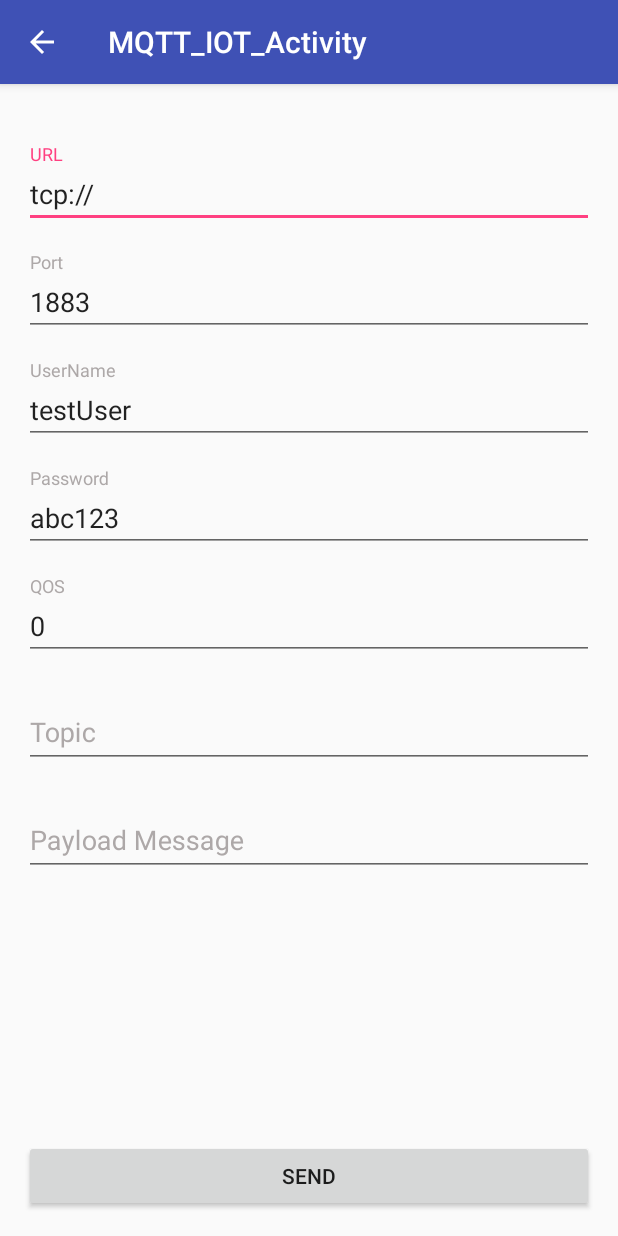
After one commit to mannan541/QuizApp, an Android app: the MQTT_IOT_Activity screen opened directly, with no data from a screen before it, on a phone screen of 412 x 824 dp. The commit adds this screen. Run offline under Robolectric (Android 15) with nearby library versions, the phone set to English and light mode, and no system bars; libraries missing offline, so code that uses them is left out: org.eclipse.paho; Roboto replaces fonts that are not available here.

Commit message:
mqtt iot

```diff
--- /dev/null
+++ b/app/src/main/java/com/android/quizapp/activity/MQTT_IOT_Activity.java
@@ -0,0 +1,189 @@
+package com.android.quizapp.activity;
+
+import android.os.Bundle;
+import android.support.design.widget.FloatingActionButton;
+import android.support.design.widget.Snackbar;
+import android.support.design.widget.TextInputLayout;
+import android.support.v7.app.AppCompatActivity;
+import android.support.v7.widget.AppCompatButton;
+import android.support.v7.widget.Toolbar;
+import android.util.Log;
+import android.view.View;
+import android.widget.RelativeLayout;
+import android.widget.ScrollView;
+import android.widget.TextView;
+
+import com.android.quizapp.R;
+import com.android.quizapp.utils.NetworkAccessInfo;
+
+import org.eclipse.paho.android.service.MqttAndroidClient;
+import org.eclipse.paho.client.mqttv3.IMqttActionListener;
+import org.eclipse.paho.client.mqttv3.IMqttToken;
+import org.eclipse.paho.client.mqttv3.MqttClient;
+import org.eclipse.paho.client.mqttv3.MqttConnectOptions;
+import org.eclipse.paho.client.mqttv3.MqttException;
+import org.eclipse.paho.client.mqttv3.MqttMessage;
+
+import java.io.UnsupportedEncodingException;
+
+public class MQTT_IOT_Activity extends AppCompatActivity {
+
+    TextView textView;
+    View layoutView;
+
+    private ScrollView scrollView;
+    private TextInputLayout urlInputWrapper;
+    private TextInputLayout portInputWrapper;
+    private TextInputLayout userNameInputWrapper;
+    private TextInputLayout passwordInputWrapper;
+    private TextInputLayout qosWrapper;
+    private TextInputLayout messageInputWrapper;
+    private TextInputLayout topicInputWrapper;
+    AppCompatButton submitBtn;
+
+    //    String brokerURL = "tcp://vmachine99.cloudapp.net:1883";
+    String brokerURL = "tcp://broker.hivemq.com";
+    String port = "1883";
+    String payloadMessage = "DeviceState -id 8200179139 -s ON";
+    int qos = 0;
+    String topic = "a/b";
+    String userName = "testUser";
+    String userPassword = "abc123";
+
+    @Override
+    protected void onCreate(Bundle savedInstanceState) {
+        super.onCreate(savedInstanceState);
+        setContentView(R.layout.activity_mqtt__iot_);
+        Toolbar toolbar = (Toolbar) findViewById(R.id.toolbar);
+        setSupportActionBar(toolbar);
+        getSupportActionBar().setDisplayHomeAsUpEnabled(true);
+        fab();
+
+        textView = (TextView) findViewById(R.id.textview);
+        layoutView = (RelativeLayout) findViewById(R.id.content_mqtt__iot_);
+
+        urlInputWrapper = (TextInputLayout) findViewById(R.id.url_wrapper);
+        portInputWrapper = (TextInputLayout) findViewById(R.id.port_wrapper);
+        userNameInputWrapper = (TextInputLayout) findViewById(R.id.userName_wrapper);
+        passwordInputWrapper = (TextInputLayout) findViewById(R.id.password_wrapper);
+        qosWrapper = (TextInputLayout) findViewById(R.id.qos_wrapper);
+        topicInputWrapper = (TextInputLayout) findViewById(R.id.topic_wrapper);
+        messageInputWrapper = (TextInputLayout) findViewById(R.id.message_wrapper);
+        submitBtn = (AppCompatButton) findViewById(R.id.submitButton);
+
+        urlInputWrapper.getEditText().setText("tcp://");
+        portInputWrapper.getEditText().setText("1883");
+        qosWrapper.getEditText().setText("0");
+        userNameInputWrapper.getEditText().setText(userName);
+        passwordInputWrapper.getEditText().setText(userPassword);
+
+        submitBtn.setOnClickListener(new View.OnClickListener() {
+            @Override
+            public void onClick(View v) {
+                getTextInputs();
+                if (NetworkAccessInfo.isNetworkAvailable(getApplicationContext())) {
+                    mqttFunction();
+                } else {
+                    Snackbar.make(layoutView, "No Internet.", Snackbar.LENGTH_LONG)
+                            .setAction("Action", null).show();
+                }
+            }
+        });
+
+    }
+
+    private void getTextInputs() {
+        if (!urlInputWrapper.getEditText().getText().toString().equals(""))
+            brokerURL = urlInputWrapper.getEditText().getText().toString();
+        if (!portInputWrapper.getEditText().getText().toString().equals(""))
+            port = portInputWrapper.getEditText().getText().toString();
+        if (!messageInputWrapper.getEditText().getText().toString().equals(""))
+            payloadMessage = messageInputWrapper.getEditText().getText().toString();
+        if (!qosWrapper.getEditText().getText().toString().equals(""))
+            qos = Integer.parseInt(qosWrapper.getEditText().getText().toString());
+        if (!topicInputWrapper.getEditText().getText().toString().equals(""))
+            topic = topicInputWrapper.getEditText().getText().toString();
+        if (!userNameInputWrapper.getEditText().getText().toString().equals(""))
+            userName = userNameInputWrapper.getEditText().getText().toString();
+        if (!passwordInputWrapper.getEditText().getText().toString().equals(""))
+            userPassword = passwordInputWrapper.getEditText().getText().toString();
+    }
+
+    private void mqttFunction() {
+        String clientId = MqttClient.generateClientId();
+        final MqttAndroidClient client =
+                new MqttAndroidClient(this.getApplicationContext(), brokerURL + ":" + port,
+                        clientId);
+        final MqttConnectOptions options = new MqttConnectOptions();
+        options.setMqttVersion(MqttConnectOptions.MQTT_VERSION_3_1);
+        final byte[] payload = payloadMessage.getBytes();
+        options.setWill(topic, payload, qos, false);
+        options.setUserName(userName);
+        options.setPassword(userPassword.toCharArray());
+        try {
+            IMqttToken token = client.connect(options);
+            token.setActionCallback(new IMqttActionListener() {
+                @Override
+                public void onSuccess(IMqttToken asyncActionToken) {
+                    // We are connected
+
+                    Snackbar.make(layoutView, "Connection successful.", Snackbar.LENGTH_LONG)
+                            .setAction("Action", null).show();
+                    textView.setText("We are connected with: " + asyncActionToken);
+//                    Toast.makeText(MainActivity.this, "We are connected with: " + asyncActionToken, Toast.LENGTH_SHORT).show();
+                    Log.d("Tag", "onSuccess");
+
+                    String payload = "the payload";
+                    byte[] encodedPayload = new byte[0];
+                    try {
+                        payload = payloadMessage;
+                        encodedPayload = payload.getBytes("UTF-8");
+                        MqttMessage message = new MqttMessage(encodedPayload);
+                        message.setRetained(true);
+                        client.publish(topic, message);
+                        Snackbar.make(layoutView, "Successfully Published with: \ntopic:" + topic + "\nmessage:" + message
+                                + "\nuserName: " + options.getUserName(), Snackbar.LENGTH_LONG)
+                                .setAction("Action", null).show();
+                        textView.setText("published with: \ntopic:" + topic + "\nmessage:" + message
+                                + "\nuserName: " + options.getUserName());
+                    } catch (UnsupportedEncodingException | MqttException e) {
+                        Snackbar.make(layoutView, "UnsupportedEncodingException: " + e, Snackbar.LENGTH_LONG)
+                                .setAction("Action", null).show();
+                        textView.setText("UnsupportedEncodingException: " + e);
+                    }
+                }
+
+                @Override
+                public void onFailure(IMqttToken asyncActionToken, Throwable exception) {
+                    // Something went wrong e.g. connection timeout or firewall problems
+                    textView.setText("We are failed with: " + asyncActionToken + "\n" + exception);
+                    Snackbar.make(layoutView, "Failed with: " + asyncActionToken, Snackbar.LENGTH_LONG)
+                            .setAction("Action", null).show();
+
+//                    Toast.makeText(MainActivity.this, "We are failed with: " + asyncActionToken
+//                            + "\n" + "Throwable exception: " + exception, Toast.LENGTH_SHORT).show();
+                    Log.d("Tag", "onFailure");
+
+                }
+            });
+        } catch (MqttException e) {
+            Snackbar.make(layoutView, "MqttException:" + e, Snackbar.LENGTH_LONG)
+                    .setAction("Action", null).show();
+            textView.setText("MqttException: " + e);
+        }
+
+    }
+
+    private void fab() {
+        FloatingActionButton fab = (FloatingActionButton) findViewById(R.id.fab);
+        fab.hide();
+        fab.setOnClickListener(new View.OnClickListener() {
+            @Override
+            public void onClick(View view) {
+                Snackbar.make(view, "Replace with your own action", Snackbar.LENGTH_LONG)
+                        .setAction("Action", null).show();
+            }
+        });
+    }
+
+}
--- a/app/src/main/java/com/android/quizapp/activity/MainActivity.java
+++ b/app/src/main/java/com/android/quizapp/activity/MainActivity.java
@@ -391,6 +391,11 @@ public class MainActivity extends AppCompatActivity {
         startActivity(intent);
     }
 
+    public void mqttIOTClickListener(View view) {
+        Intent intent = new Intent(getApplicationContext(), MQTT_IOT_Activity.class);
+        startActivity(intent);
+    }
+
 
     private class MyAsyncTask extends AsyncTask<Void, Void, Void> {
 
--- /dev/null
+++ b/app/src/main/res/layout/activity_mqtt__iot_.xml
@@ -0,0 +1,35 @@
+<?xml version="1.0" encoding="utf-8"?>
+<android.support.design.widget.CoordinatorLayout xmlns:android="http://schemas.android.com/apk/res/android"
+    xmlns:app="http://schemas.android.com/apk/res-auto"
+    xmlns:tools="http://schemas.android.com/tools"
+    android:layout_width="match_parent"
+    android:layout_height="match_parent"
+    android:fitsSystemWindows="true"
+    tools:context="com.android.quizapp.activity.MQTT_IOT_Activity">
+
+    <android.support.design.widget.AppBarLayout
+        android:layout_width="match_parent"
+        android:layout_height="wrap_content"
+        android:theme="@style/AppTheme.AppBarOverlay">
+
+        <android.support.v7.widget.Toolbar
+            android:id="@+id/toolbar"
+            android:layout_width="match_parent"
+            android:layout_height="?attr/actionBarSize"
+            android:background="?attr/colorPrimary"
+            app:popupTheme="@style/AppTheme.PopupOverlay" />
+
+    </android.support.design.widget.AppBarLayout>
+
+    <include layout="@layout/content_mqtt__iot_" />
+
+    <android.support.design.widget.FloatingActionButton
+        android:id="@+id/fab"
+        android:layout_width="wrap_content"
+        android:layout_height="wrap_content"
+        android:layout_gravity="bottom|end"
+        android:layout_margin="@dimen/fab_margin"
+        android:visibility="gone"
+        app:srcCompat="@android:drawable/ic_dialog_email" />
+
+</android.support.design.widget.CoordinatorLayout>
--- a/app/src/main/res/layout/content_main.xml
+++ b/app/src/main/res/layout/content_main.xml
@@ -67,6 +67,12 @@
                     android:gravity="center"
                     android:paddingRight="6dp" />
             </LinearLayout>
+
+            <Button
+                android:layout_width="match_parent"
+                android:layout_height="wrap_content"
+                android:onClick="mqttIOTClickListener"
+                android:text="MQTT IOT" />
 
             <Button
                 android:layout_width="match_parent"
--- /dev/null
+++ b/app/src/main/res/layout/content_mqtt__iot_.xml
@@ -0,0 +1,176 @@
+<?xml version="1.0" encoding="utf-8"?>
+<RelativeLayout xmlns:android="http://schemas.android.com/apk/res/android"
+    xmlns:app="http://schemas.android.com/apk/res-auto"
+    xmlns:tools="http://schemas.android.com/tools"
+    android:id="@+id/content_mqtt__iot_"
+    android:layout_width="match_parent"
+    android:layout_height="match_parent"
+    android:paddingBottom="@dimen/activity_vertical_margin"
+    android:paddingLeft="@dimen/activity_horizontal_margin"
+    android:paddingRight="@dimen/activity_horizontal_margin"
+    android:paddingTop="@dimen/activity_vertical_margin"
+    app:layout_behavior="@string/appbar_scrolling_view_behavior"
+    tools:context="com.android.quizapp.activity.MQTT_IOT_Activity"
+    tools:showIn="@layout/activity_mqtt__iot_">
+
+    <ScrollView
+        android:id="@+id/scrollView"
+        android:layout_width="match_parent"
+        android:layout_height="match_parent"
+        android:layout_above="@+id/submitButton"
+        android:layout_marginTop="@dimen/activity_horizontal_margin">
+
+        <LinearLayout
+            android:layout_width="match_parent"
+            android:layout_height="match_parent"
+            android:orientation="vertical">
+
+            <TextView
+                android:id="@+id/textview"
+                android:layout_width="wrap_content"
+                android:layout_height="wrap_content"
+                android:text=""
+                android:visibility="gone" />
+
+            <android.support.design.widget.TextInputLayout
+                android:id="@+id/url_wrapper"
+                android:layout_width="match_parent"
+                android:layout_height="wrap_content"
+                android:layout_marginTop="8dp"
+                android:textColorHint="@color/colorPrimaryLight">
+
+                <EditText
+                    android:id="@+id/url_et"
+                    android:layout_width="match_parent"
+                    android:layout_height="wrap_content"
+                    android:layout_marginBottom="8dp"
+                    android:hint="URL"
+                    android:inputType="textUri"
+                    android:maxLines="1"
+                    android:nextFocusForward="@+id/down_et" />
+            </android.support.design.widget.TextInputLayout>
+
+            <android.support.design.widget.TextInputLayout
+                android:id="@+id/port_wrapper"
+                android:layout_width="match_parent"
+                android:layout_height="wrap_content"
+                android:layout_marginTop="8dp"
+                android:textColorHint="@color/colorPrimaryLight">
+
+                <EditText
+                    android:id="@+id/port_et"
+                    android:layout_width="match_parent"
+                    android:layout_height="wrap_content"
+                    android:layout_marginBottom="8dp"
+                    android:hint="Port"
+                    android:inputType="number"
+                    android:maxLength="5"
+                    android:maxLines="1"
+                    android:nextFocusForward="@+id/left_et" />
+            </android.support.design.widget.TextInputLayout>
+
+            <android.support.design.widget.TextInputLayout
+                android:id="@+id/userName_wrapper"
+                android:layout_width="match_parent"
+                android:layout_height="wrap_content"
+                android:layout_marginTop="8dp"
+                android:textColorHint="@color/colorPrimaryLight">
+
+                <EditText
+                    android:id="@+id/userName_et"
+                    android:layout_width="match_parent"
+                    android:layout_height="wrap_content"
+                    android:layout_marginBottom="8dp"
+                    android:hint="UserName"
+                    android:inputType="textPersonName"
+                    android:maxLines="1"
+                    android:nextFocusForward="@+id/right_et" />
+            </android.support.design.widget.TextInputLayout>
+
+            <android.support.design.widget.TextInputLayout
+                android:id="@+id/password_wrapper"
+                android:layout_width="match_parent"
+                android:layout_height="wrap_content"
+                android:layout_marginTop="8dp"
+                android:textColorHint="@color/colorPrimaryLight">
+
+                <EditText
+                    android:id="@+id/password_et"
+                    android:layout_width="match_parent"
+                    android:layout_height="wrap_content"
+                    android:layout_marginBottom="8dp"
+                    android:hint="Password"
+                    android:inputType="textPersonName"
+                    android:maxLines="1"
+                    android:nextFocusForward="@+id/start_et" />
+            </android.support.design.widget.TextInputLayout>
+
+            <android.support.design.widget.TextInputLayout
+                android:id="@+id/qos_wrapper"
+                android:layout_width="match_parent"
+                android:layout_height="wrap_content"
+                android:layout_marginTop="8dp"
+                android:textColorHint="@color/colorPrimaryLight">
+
+                <EditText
+                    android:id="@+id/qos_et"
+                    android:layout_width="match_parent"
+                    android:layout_height="wrap_content"
+                    android:layout_marginBottom="8dp"
+                    android:hint="QOS"
+                    android:inputType="number"
+                    android:maxLength="2"
+                    android:maxLines="1"
+                    android:nextFocusForward="@+id/stop_et" />
+            </android.support.design.widget.TextInputLayout>
+
+            <android.support.design.widget.TextInputLayout
+                android:id="@+id/topic_wrapper"
+                android:layout_width="match_parent"
+                android:layout_height="wrap_content"
+                android:layout_marginTop="8dp"
+                android:textColorHint="@color/colorPrimaryLight">
+
+                <EditText
+                    android:id="@+id/topic_et"
+                    android:layout_width="match_parent"
+                    android:layout_height="wrap_content"
+                    android:layout_marginBottom="8dp"
+                    android:hint="Topic"
+                    android:inputType="textPersonName"
+                    android:maxLines="1"
+                    android:nextFocusForward="@+id/stop_et" />
+            </android.support.design.widget.TextInputLayout>
+
+            <android.support.design.widget.TextInputLayout
+                android:id="@+id/message_wrapper"
+                android:layout_width="match_parent"
+                android:layout_height="wrap_content"
+                android:layout_marginTop="8dp"
+                android:textColorHint="@color/colorPrimaryLight">
+
+                <EditText
+                    android:id="@+id/message_et"
+                    android:layout_width="match_parent"
+                    android:layout_height="wrap_content"
+                    android:layout_marginBottom="8dp"
+                    android:hint="Payload Message"
+                    android:inputType="textPersonName"
+                    android:maxLines="1"
+                    android:nextFocusForward="@+id/order_create_street" />
+            </android.support.design.widget.TextInputLayout>
+
+        </LinearLayout>
+
+    </ScrollView>
+
+    <android.support.v7.widget.AppCompatButton
+        android:id="@+id/submitButton"
+        android:layout_width="match_parent"
+        android:layout_height="wrap_content"
+        android:layout_alignParentBottom="true"
+        android:layout_alignParentLeft="true"
+        android:layout_alignParentStart="true"
+        android:text="Send" />
+
+</RelativeLayout>
--- a/app/src/main/res/values/colors.xml
+++ b/app/src/main/res/values/colors.xml
@@ -2,6 +2,7 @@
 <resources>
     <color name="colorPrimary">#3F51B5</color>
     <color name="colorPrimaryDark">#303F9F</color>
+    <color name="colorPrimaryLight">#d89e9898</color>
     <color name="colorAccent">#FF4081</color>
 
     <color name="black">#ff000000</color>
--- a/app/src/main/res/values/strings.xml
+++ b/app/src/main/res/values/strings.xml
@@ -128,5 +128,6 @@
     <string name="title_activity_timeline">TimelineActivity</string>
     <string name="title_activity_screen_capture">ScreenCaptureActivity</string>
     <string name="title_activity_weather">WeatherActivity</string>
+    <string name="title_activity_mqtt__iot_">MQTT_IOT_Activity</string>
 
 </resources>
```
Also changed, not shown: app/build.gradle (+22 -20 lines), app/src/main/AndroidManifest.xml (+9 -0 lines).
